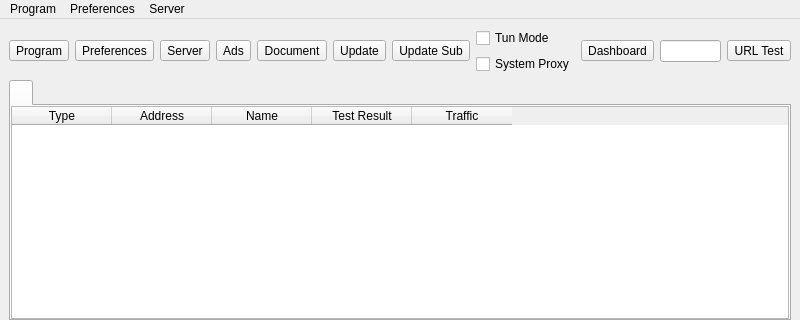
Old version of the form ui/mainwindow.ui in the repository tarik1377/nekoray; both pictures show x 0 to 800 and y 0 to 320 of the 800 by 600 pixel window.
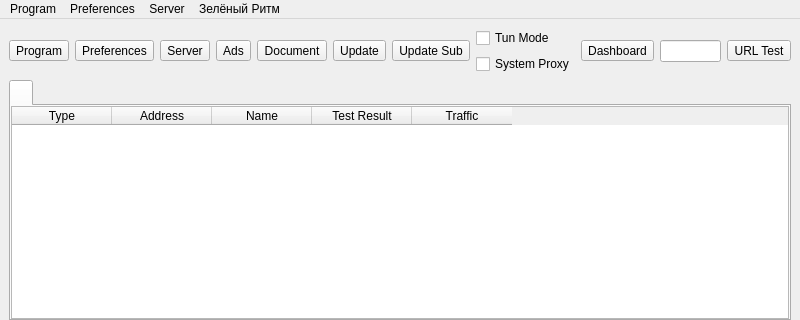
New version of the form. Icons and pictures are not drawn. Custom widgets are drawn as their Qt base class.

Commit message: feat(brand): «Зелёный Ритм» menu + About + buy button; colour-code latency

```diff
--- a/ui/mainwindow.ui
+++ b/ui/mainwindow.ui
@@ -617,9 +617,19 @@
     <addaction name="menu_profile_debug_info"/>
     <addaction name="separator"/>
    </widget>
+   <widget class="QMenu" name="menu_greenrhythm">
+    <property name="title">
+     <string>Зелёный Ритм</string>
+    </property>
+    <addaction name="menu_gr_buy"/>
+    <addaction name="menu_gr_telegram"/>
+    <addaction name="separator"/>
+    <addaction name="menu_gr_about"/>
+   </widget>
    <addaction name="menu_program"/>
    <addaction name="menu_preferences"/>
    <addaction name="menu_server"/>
+   <addaction name="menu_greenrhythm"/>
   </widget>
   <action name="menu_exit">
    <property name="text">
```
Left out of the diff: 15 changed lines with no effect on the pictures. The commit also changes 4 other files.
